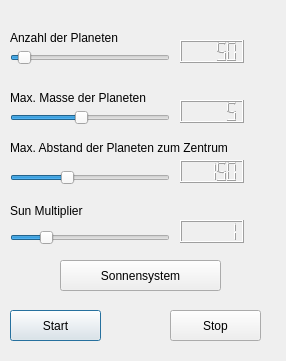
This is gui/Startmenu.ui in michaelBielang/universityProject_PlanetSim_Python as Qt 5 draws it before an edit. The edited form follows.
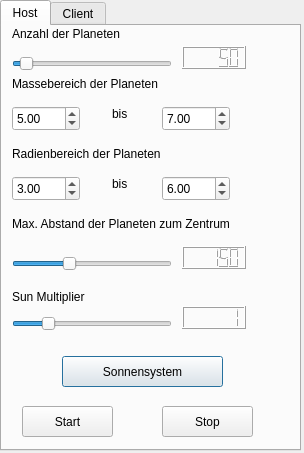
This is the edited form.

```diff
--- a/gui/Startmenu.ui
+++ b/gui/Startmenu.ui
@@ -6,41 +6,35 @@
             <rect>
                 <x>0</x>
                 <y>0</y>
-                <width>286</width>
-                <height>361</height>
+    <width>304</width>
+    <height>453</height>
             </rect>
         </property>
         <property name="windowTitle">
             <string>Dialog</string>
         </property>
-        <widget class="QSlider" name="objcountslider">
+  <widget class="QTabWidget" name="tabWidget">
             <property name="geometry">
                 <rect>
-                    <x>10</x>
-                    <y>50</y>
-                    <width>160</width>
-                    <height>16</height>
-                </rect>
-            </property>
-            <property name="minimum">
-                <number>1</number>
-            </property>
-            <property name="maximum">
-                <number>1000</number>
-            </property>
-            <property name="value">
-                <number>50</number>
-            </property>
-            <property name="orientation">
-                <enum>Qt::Horizontal</enum>
-            </property>
-        </widget>
+     <x>0</x>
+     <y>0</y>
+     <width>301</width>
+     <height>451</height>
+    </rect>
+   </property>
+   <property name="currentIndex">
+    <number>0</number>
+   </property>
+   <widget class="QWidget" name="tab">
+    <attribute name="title">
+     <string>Host</string>
+    </attribute>
         <widget class="QLabel" name="label">
             <property name="geometry">
                 <rect>
                     <x>10</x>
-                    <y>30</y>
-                    <width>131</width>
+       <y>0</y>
+       <width>141</width>
                     <height>16</height>
                 </rect>
             </property>
@@ -48,98 +42,11 @@
                 <string>Anzahl der Planeten</string>
             </property>
         </widget>
-        <widget class="QLCDNumber" name="objcountdisp">
-            <property name="geometry">
-                <rect>
-                    <x>180</x>
-                    <y>40</y>
-                    <width>64</width>
-                    <height>23</height>
-                </rect>
-            </property>
-            <property name="value" stdset="0">
-                <double>50.000000000000000</double>
-            </property>
-        </widget>
-        <widget class="QSlider" name="maxmassslider">
-            <property name="geometry">
-                <rect>
-                    <x>10</x>
-                    <y>110</y>
-                    <width>160</width>
-                    <height>16</height>
-                </rect>
-            </property>
-            <property name="minimum">
-                <number>1</number>
-            </property>
-            <property name="maximum">
-                <number>10</number>
-            </property>
-            <property name="value">
-                <number>5</number>
-            </property>
-            <property name="orientation">
-                <enum>Qt::Horizontal</enum>
-            </property>
-        </widget>
-        <widget class="QLabel" name="label_2">
-            <property name="geometry">
-                <rect>
-                    <x>10</x>
-                    <y>90</y>
-                    <width>161</width>
-                    <height>16</height>
-                </rect>
-            </property>
-            <property name="text">
-                <string>Max. Masse der Planeten</string>
-            </property>
-        </widget>
-        <widget class="QLCDNumber" name="maxmassdisp">
-            <property name="geometry">
-                <rect>
-                    <x>180</x>
-                    <y>100</y>
-                    <width>64</width>
-                    <height>23</height>
-                </rect>
-            </property>
-            <property name="value" stdset="0">
-                <double>5.000000000000000</double>
-            </property>
-        </widget>
-        <widget class="QPushButton" name="startButton">
-            <property name="geometry">
-                <rect>
-                    <x>10</x>
-                    <y>310</y>
-                    <width>91</width>
-                    <height>31</height>
-                </rect>
-            </property>
-            <property name="text">
-                <string>Start</string>
-            </property>
-        </widget>
-        <widget class="QPushButton" name="stopButton">
-            <property name="geometry">
-                <rect>
-                    <x>170</x>
-                    <y>310</y>
-                    <width>91</width>
-                    <height>31</height>
-                </rect>
-            </property>
-            <property name="text">
-                <string>Stop</string>
-            </property>
-        </widget>
         <widget class="QSlider" name="maxdistslider">
             <property name="geometry">
                 <rect>
                     <x>10</x>
-                    <y>170</y>
+       <y>230</y>
                     <width>160</width>
                     <height>16</height>
                 </rect>
@@ -157,37 +64,24 @@
                 <enum>Qt::Horizontal</enum>
             </property>
         </widget>
-        <widget class="QLabel" name="label_4">
+    <widget class="QPushButton" name="sosy">
             <property name="geometry">
                 <rect>
-                    <x>10</x>
-                    <y>140</y>
-                    <width>261</width>
-                    <height>16</height>
+       <x>60</x>
+       <y>330</y>
+       <width>161</width>
+       <height>31</height>
                 </rect>
             </property>
             <property name="text">
-                <string>Max. Abstand der Planeten zum Zentrum</string>
-            </property>
-        </widget>
-        <widget class="QLCDNumber" name="maxdistdisp">
-            <property name="geometry">
-                <rect>
-                    <x>180</x>
-                    <y>160</y>
-                    <width>64</width>
-                    <height>23</height>
-                </rect>
-            </property>
-            <property name="value" stdset="0">
-                <double>150.000000000000000</double>
+      <string>Sonnensystem</string>
             </property>
         </widget>
         <widget class="QLabel" name="label_5">
             <property name="geometry">
                 <rect>
                     <x>10</x>
-                    <y>200</y>
+       <y>260</y>
                     <width>151</width>
                     <height>21</height>
                 </rect>
@@ -196,24 +90,114 @@
                 <string>Sun Multiplier</string>
             </property>
         </widget>
-        <widget class="QPushButton" name="sosy">
+    <widget class="QLabel" name="label_8">
             <property name="geometry">
                 <rect>
-                    <x>60</x>
-                    <y>260</y>
-                    <width>161</width>
+       <x>10</x>
+       <y>120</y>
+       <width>201</width>
+       <height>16</height>
+      </rect>
+     </property>
+     <property name="text">
+      <string>Radienbereich der Planeten</string>
+     </property>
+    </widget>
+    <widget class="QDoubleSpinBox" name="maxmass">
+     <property name="geometry">
+      <rect>
+       <x>160</x>
+       <y>80</y>
+       <width>68</width>
+       <height>25</height>
+      </rect>
+     </property>
+     <property name="minimum">
+      <double>1.000000000000000</double>
+     </property>
+     <property name="maximum">
+      <double>10.000000000000000</double>
+     </property>
+     <property name="value">
+      <double>7.000000000000000</double>
+     </property>
+    </widget>
+    <widget class="QPushButton" name="startButton">
+     <property name="geometry">
+      <rect>
+       <x>20</x>
+       <y>380</y>
+       <width>91</width>
                     <height>31</height>
                 </rect>
             </property>
             <property name="text">
-                <string>Sonnensystem</string>
+      <string>Start</string>
+     </property>
+    </widget>
+    <widget class="QDoubleSpinBox" name="minrad">
+     <property name="geometry">
+      <rect>
+       <x>10</x>
+       <y>150</y>
+       <width>68</width>
+       <height>25</height>
+      </rect>
+     </property>
+     <property name="minimum">
+      <double>1.000000000000000</double>
+     </property>
+     <property name="maximum">
+      <double>10.000000000000000</double>
+     </property>
+     <property name="value">
+      <double>3.000000000000000</double>
+     </property>
+    </widget>
+    <widget class="QLabel" name="label_6">
+     <property name="geometry">
+      <rect>
+       <x>110</x>
+       <y>80</y>
+       <width>41</width>
+       <height>16</height>
+      </rect>
+     </property>
+     <property name="text">
+      <string>bis</string>
+     </property>
+    </widget>
+    <widget class="QLabel" name="label_4">
+     <property name="geometry">
+      <rect>
+       <x>10</x>
+       <y>190</y>
+       <width>261</width>
+       <height>16</height>
+      </rect>
+     </property>
+     <property name="text">
+      <string>Max. Abstand der Planeten zum Zentrum</string>
+     </property>
+    </widget>
+    <widget class="QLCDNumber" name="maxdistdisp">
+     <property name="geometry">
+      <rect>
+       <x>180</x>
+       <y>220</y>
+       <width>64</width>
+       <height>23</height>
+      </rect>
+     </property>
+     <property name="value" stdset="0">
+      <double>150.000000000000000</double>
             </property>
         </widget>
         <widget class="QSlider" name="sunmulslider">
             <property name="geometry">
                 <rect>
                     <x>10</x>
-                    <y>230</y>
+       <y>290</y>
                     <width>160</width>
                     <height>16</height>
                 </rect>
@@ -234,11 +218,56 @@
                 <enum>Qt::Horizontal</enum>
             </property>
         </widget>
+    <widget class="QDoubleSpinBox" name="minmass">
+     <property name="geometry">
+      <rect>
+       <x>10</x>
+       <y>80</y>
+       <width>68</width>
+       <height>25</height>
+      </rect>
+     </property>
+     <property name="minimum">
+      <double>1.000000000000000</double>
+     </property>
+     <property name="maximum">
+      <double>10.000000000000000</double>
+     </property>
+     <property name="value">
+      <double>5.000000000000000</double>
+     </property>
+    </widget>
+    <widget class="QLCDNumber" name="objcountdisp">
+     <property name="geometry">
+      <rect>
+       <x>180</x>
+       <y>20</y>
+       <width>64</width>
+       <height>23</height>
+      </rect>
+     </property>
+     <property name="value" stdset="0">
+      <double>50.000000000000000</double>
+     </property>
+    </widget>
+    <widget class="QPushButton" name="stopButton">
+     <property name="geometry">
+      <rect>
+       <x>160</x>
+       <y>380</y>
+       <width>91</width>
+       <height>31</height>
+      </rect>
+     </property>
+     <property name="text">
+      <string>Stop</string>
+     </property>
+    </widget>
         <widget class="QLCDNumber" name="sunmuldisp">
             <property name="geometry">
                 <rect>
                     <x>180</x>
-                    <y>220</y>
+       <y>280</y>
                     <width>64</width>
                     <height>23</height>
                 </rect>
@@ -246,6 +275,210 @@
             <property name="value" stdset="0">
                 <double>1.000000000000000</double>
             </property>
+    </widget>
+    <widget class="QDoubleSpinBox" name="maxrad">
+     <property name="geometry">
+      <rect>
+       <x>160</x>
+       <y>150</y>
+       <width>68</width>
+       <height>25</height>
+      </rect>
+     </property>
+     <property name="minimum">
+      <double>1.000000000000000</double>
+     </property>
+     <property name="maximum">
+      <double>10.000000000000000</double>
+     </property>
+     <property name="value">
+      <double>6.000000000000000</double>
+     </property>
+    </widget>
+    <widget class="QLabel" name="label_3">
+     <property name="geometry">
+      <rect>
+       <x>10</x>
+       <y>50</y>
+       <width>201</width>
+       <height>16</height>
+      </rect>
+     </property>
+     <property name="text">
+      <string>Massebereich der Planeten</string>
+     </property>
+    </widget>
+    <widget class="QLabel" name="label_9">
+     <property name="geometry">
+      <rect>
+       <x>110</x>
+       <y>150</y>
+       <width>41</width>
+       <height>16</height>
+      </rect>
+     </property>
+     <property name="text">
+      <string>bis</string>
+     </property>
+    </widget>
+    <widget class="QSlider" name="objcountslider">
+     <property name="geometry">
+      <rect>
+       <x>10</x>
+       <y>30</y>
+       <width>160</width>
+       <height>16</height>
+      </rect>
+     </property>
+     <property name="minimum">
+      <number>1</number>
+     </property>
+     <property name="maximum">
+      <number>1000</number>
+     </property>
+     <property name="value">
+      <number>50</number>
+     </property>
+     <property name="orientation">
+      <enum>Qt::Horizontal</enum>
+     </property>
+    </widget>
+   </widget>
+   <widget class="QWidget" name="tab_2">
+    <attribute name="title">
+     <string>Client</string>
+    </attribute>
+    <widget class="QLineEdit" name="iptext">
+     <property name="geometry">
+      <rect>
+       <x>10</x>
+       <y>40</y>
+       <width>261</width>
+       <height>41</height>
+      </rect>
+     </property>
+    </widget>
+    <widget class="QLineEdit" name="porttext">
+     <property name="geometry">
+      <rect>
+       <x>10</x>
+       <y>140</y>
+       <width>261</width>
+       <height>41</height>
+      </rect>
+     </property>
+    </widget>
+    <widget class="QLabel" name="label_2">
+     <property name="geometry">
+      <rect>
+       <x>10</x>
+       <y>10</y>
+       <width>68</width>
+       <height>19</height>
+      </rect>
+     </property>
+     <property name="text">
+      <string>IP</string>
+     </property>
+    </widget>
+    <widget class="QLabel" name="label_7">
+     <property name="geometry">
+      <rect>
+       <x>10</x>
+       <y>110</y>
+       <width>68</width>
+       <height>19</height>
+      </rect>
+     </property>
+     <property name="text">
+      <string>Port</string>
+     </property>
+    </widget>
+    <widget class="QPushButton" name="connectbutton">
+     <property name="geometry">
+      <rect>
+       <x>10</x>
+       <y>240</y>
+       <width>261</width>
+       <height>41</height>
+      </rect>
+     </property>
+     <property name="text">
+      <string>Connect</string>
+     </property>
+    </widget>
+    <widget class="QLabel" name="status">
+     <property name="geometry">
+      <rect>
+       <x>20</x>
+       <y>210</y>
+       <width>251</width>
+       <height>19</height>
+      </rect>
+     </property>
+     <property name="palette">
+      <palette>
+       <active>
+        <colorrole role="WindowText">
+         <brush brushstyle="SolidPattern">
+          <color alpha="255">
+           <red>255</red>
+           <green>0</green>
+           <blue>0</blue>
+          </color>
+         </brush>
+        </colorrole>
+       </active>
+       <inactive>
+        <colorrole role="WindowText">
+         <brush brushstyle="SolidPattern">
+          <color alpha="255">
+           <red>255</red>
+           <green>0</green>
+           <blue>0</blue>
+          </color>
+         </brush>
+        </colorrole>
+       </inactive>
+       <disabled>
+        <colorrole role="WindowText">
+         <brush brushstyle="SolidPattern">
+          <color alpha="255">
+           <red>120</red>
+           <green>120</green>
+           <blue>120</blue>
+          </color>
+         </brush>
+        </colorrole>
+       </disabled>
+      </palette>
+     </property>
+     <property name="font">
+      <font>
+       <italic>true</italic>
+      </font>
+     </property>
+     <property name="text">
+      <string/>
+     </property>
+     <property name="alignment">
+      <set>Qt::AlignCenter</set>
+     </property>
+    </widget>
+    <widget class="QPushButton" name="disconnectbutton">
+     <property name="geometry">
+      <rect>
+       <x>10</x>
+       <y>300</y>
+       <width>261</width>
+       <height>41</height>
+      </rect>
+     </property>
+     <property name="text">
+      <string>Disconnect</string>
+     </property>
+    </widget>
+   </widget>
         </widget>
     </widget>
     <resources/>
```
Lines whose indentation alone changed are shown as unchanged.
